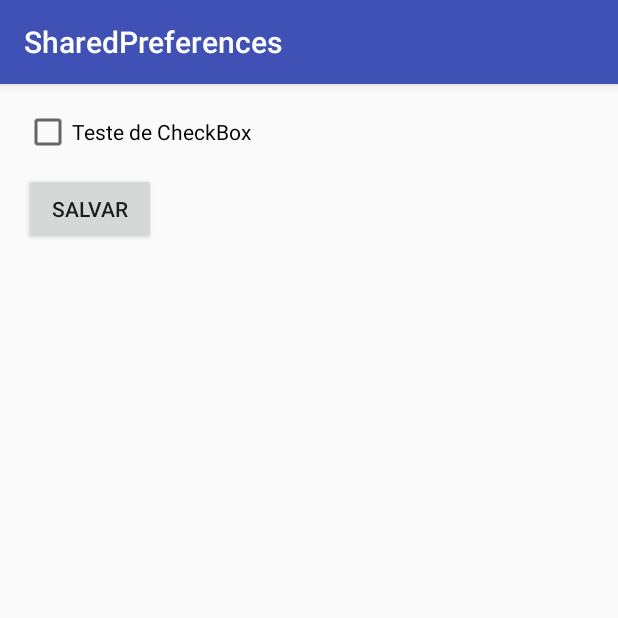
After one commit to alexmcoelho/android, an Android app: the ExemploPreferences screen opened directly, with no data from a screen before it, on a phone screen of 412 x 824 dp, the top half of it. The commit adds this screen. Run offline under Robolectric (Android 15) with nearby library versions, the phone set to English and light mode, and no system bars.

Commit message:
19.05 - 11_04

```diff
--- a/SharedPreferences/app/src/main/AndroidManifest.xml
+++ b/SharedPreferences/app/src/main/AndroidManifest.xml
@@ -18,7 +18,8 @@
             </intent-filter>
         </activity>
         <activity android:name=".ExemploSalvarArquivo" />
-        <activity android:name=".ExemploSalvarArquivoSDCard"></activity>
+        <activity android:name=".ExemploSalvarArquivoSDCard" />
+        <activity android:name=".ExemploPreferences"></activity>
     </application>
 
 </manifest>
--- /dev/null
+++ b/SharedPreferences/app/src/main/java/com/example/alexm/sharedpreferences/ExemploPreferences.java
@@ -0,0 +1,48 @@
+package com.example.alexm.sharedpreferences;
+
+import android.content.SharedPreferences;
+import android.support.v7.app.AppCompatActivity;
+import android.os.Bundle;
+import android.util.Log;
+import android.view.View;
+import android.view.View.OnClickListener;
+import android.widget.Button;
+import android.widget.CheckBox;
+
+public class ExemploPreferences extends AppCompatActivity implements OnClickListener {
+
+    private static final String CATEGORIA = "aula";
+    //nome da preferencia salva
+    private static final String NOME = "aulaAndroid";
+    private SharedPreferences pref;
+
+    @Override
+    protected void onCreate(Bundle savedInstanceState) {
+        super.onCreate(savedInstanceState);
+        setContentView(R.layout.activity_exemplo_preferences);
+        pref = getSharedPreferences(NOME, 0);
+
+        boolean marcado = pref.getBoolean("status", false);
+        Log.i(CATEGORIA, "Status atual: " + marcado);
+        CheckBox check = (CheckBox) findViewById(R.id.check);
+        //Exibe o valor na tela
+        check.setChecked(marcado);
+        Button btSalvar = (Button) findViewById(R.id.btSalvar);
+        btSalvar.setOnClickListener(this);
+    }
+
+    @Override
+    public void onClick(View v) {
+        //abre a preferencia para edicao
+        SharedPreferences.Editor editor = pref.edit();
+        CheckBox check = (CheckBox) findViewById(R.id.check);
+        boolean isChecked = check.isChecked();
+        //Atualiza o valor
+        editor.putBoolean("status", isChecked);
+        Log.i(CATEGORIA, "Status salvo para: " + isChecked);
+        //Faz commit para salvar os dados
+        editor.commit();
+    }
+
+
+}
--- a/SharedPreferences/app/src/main/java/com/example/alexm/sharedpreferences/MainActivity.java
+++ b/SharedPreferences/app/src/main/java/com/example/alexm/sharedpreferences/MainActivity.java
@@ -34,7 +34,7 @@ public class MainActivity extends ListActivity {
             case 1:
                 startActivity(new Intent(this, ExemploSalvarArquivoSDCard.class));
             case 2:
-                //startActivity(new Intent(this, TelaSplashScreenRunnable.class));
+                startActivity(new Intent(this, ExemploPreferences.class));
             case 3:
                 finish();
         }
--- /dev/null
+++ b/SharedPreferences/app/src/main/res/layout/activity_exemplo_preferences.xml
@@ -0,0 +1,29 @@
+<?xml version="1.0" encoding="utf-8"?>
+<RelativeLayout xmlns:android="http://schemas.android.com/apk/res/android"
+    xmlns:tools="http://schemas.android.com/tools"
+    android:id="@+id/activity_exemplo_preferences"
+    android:layout_width="match_parent"
+    android:layout_height="match_parent"
+    android:paddingBottom="@dimen/activity_vertical_margin"
+    android:paddingLeft="@dimen/activity_horizontal_margin"
+    android:paddingRight="@dimen/activity_horizontal_margin"
+    android:paddingTop="@dimen/activity_vertical_margin"
+    tools:context="com.example.alexm.sharedpreferences.ExemploPreferences">
+
+    <CheckBox
+        android:text="Teste de CheckBox"
+        android:layout_width="wrap_content"
+        android:layout_height="wrap_content"
+        android:layout_alignParentTop="true"
+        android:layout_alignParentStart="true"
+        android:id="@+id/check" />
+
+    <Button
+        android:text="Salvar"
+        android:layout_width="wrap_content"
+        android:layout_height="wrap_content"
+        android:layout_below="@+id/check"
+        android:layout_alignParentStart="true"
+        android:layout_marginTop="11dp"
+        android:id="@+id/btSalvar" />
+</RelativeLayout>
```
